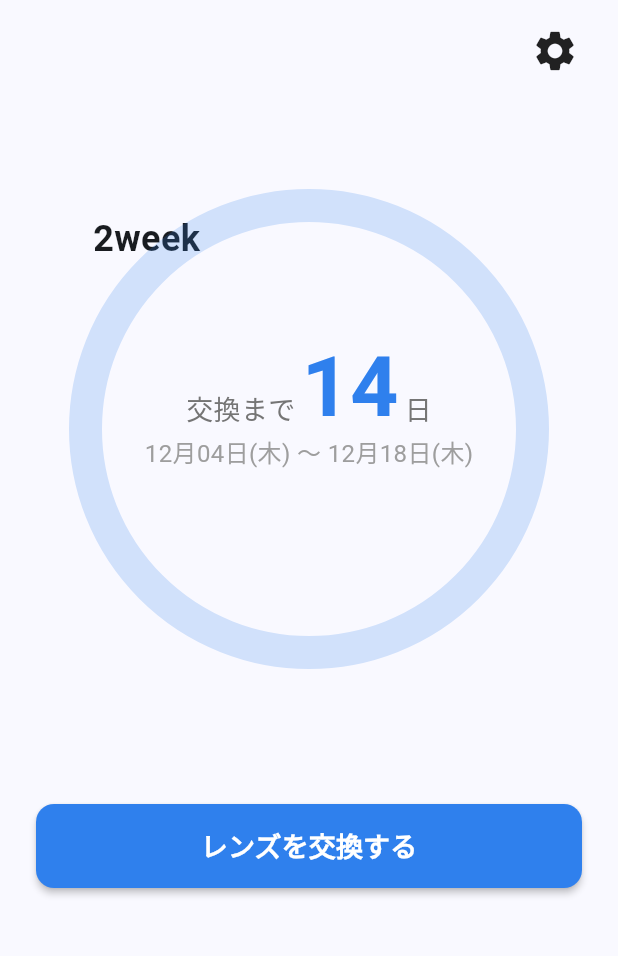
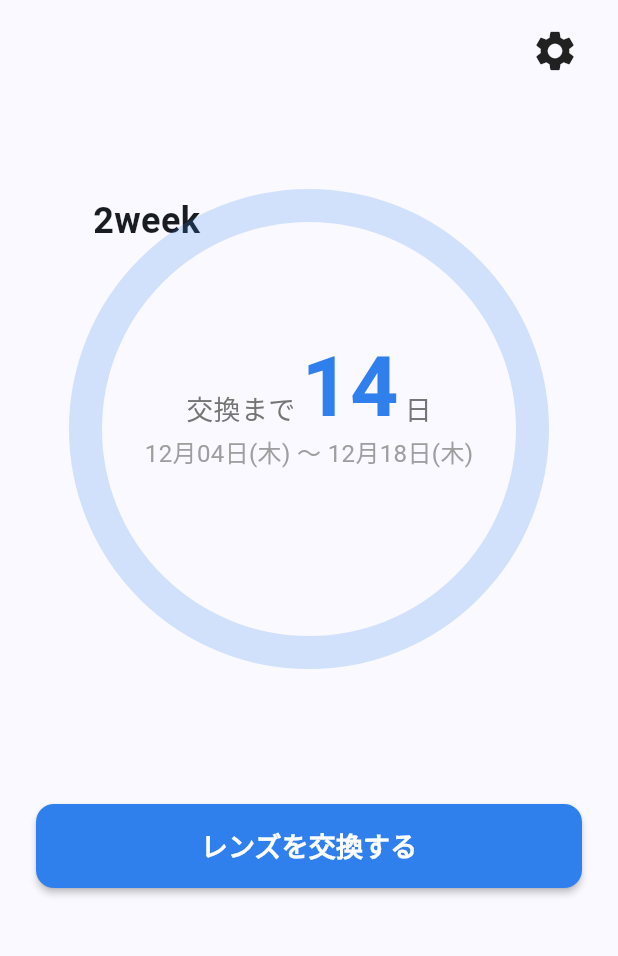
Before and after one commit to N-plus/contact_lens_management, a Flutter app: the screen it shows after launch, on a phone screen of 412 x 824 dp, the part 84-1040 px from its top. Run offline on Flutter 3.47's test engine with Material 3 defaults, Android fonts, the phone set to English and light mode, and no system bars; our stand-ins replace flutter_local_notifications, shared_preferences, timezone.

Commit message:
Adjust cycle label position on home chart

```diff
--- a/lib/main.dart
+++ b/lib/main.dart
@@ -532,13 +532,16 @@ class _HomeScreenState extends State<HomeScreen> {
                           alignment: Alignment.center,
                           children: [
                             Positioned(
-                              top: 16,
+                              top: -8,
                               left: 16,
-                              child: Text(
-                                cycleLabel,
-                                style: const TextStyle(
-                                  fontSize: 24,
-                                  fontWeight: FontWeight.bold,
+                              child: Padding(
+                                padding: const EdgeInsets.only(top: 12),
+                                child: Text(
+                                  cycleLabel,
+                                  style: const TextStyle(
+                                    fontSize: 24,
+                                    fontWeight: FontWeight.bold,
+                                  ),
                                 ),
                               ),
                             ),
```
